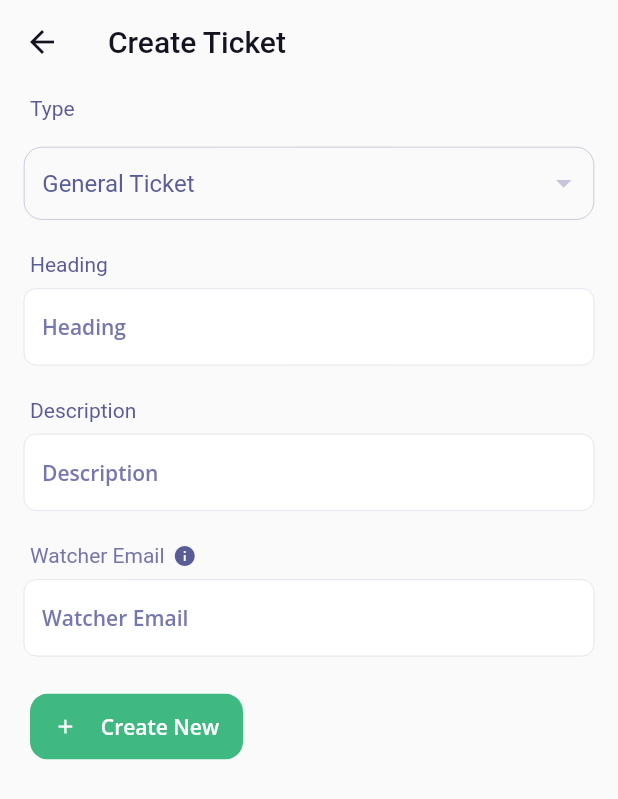
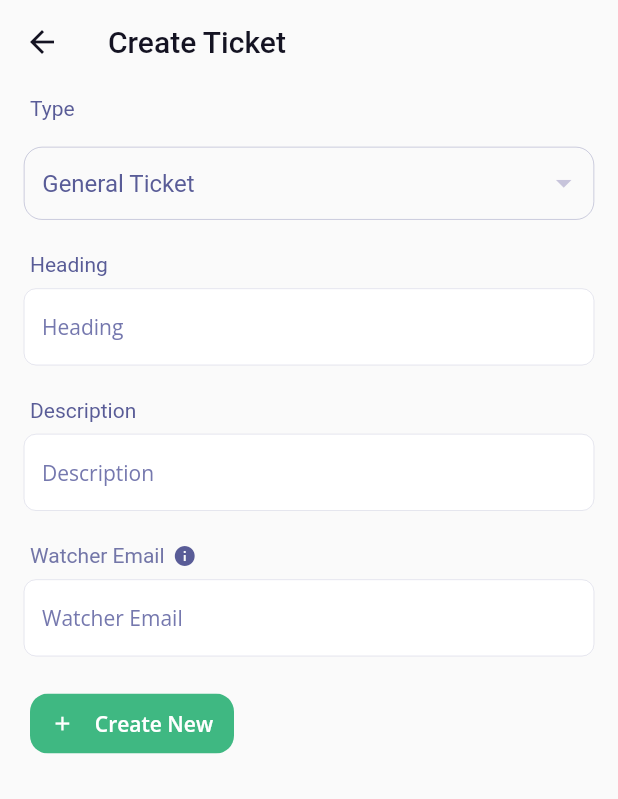
Before and after one commit to Root-vb/Squareboat-Service-Desk-App, a Flutter app: the CreateTicketView screen opened by its route, on a phone screen of 412 x 824 dp. Shown: the top 799 px of the screen. Run offline on Flutter 3.47's test engine with Material 2 defaults, Android fonts, the phone set to English and light mode, and no system bars; our stand-ins replace cached_network_image, dio, flutter_spinkit, get, get_storage, google_sign_in and 2 more; accounts and stored records are empty; network calls fail; Roboto replaces fonts that are missing (poppins); statements that could not run were skipped.

Commit message:
sigin bug fixed

```diff
--- a/lib/app/app_controller.dart
+++ b/lib/app/app_controller.dart
@@ -22,6 +22,7 @@ class AppController extends BaseController<ConfigRepository> {
       title: "Session Expired!",
       text: 'Login Again to continue',
       icon: (Icons.logout),
+      isSecondryButtonVisible: true,
       action1: () => Get.back(),
       action2: logout,
       actionText1: "Cancel",
@@ -45,7 +46,7 @@ class AppController extends BaseController<ConfigRepository> {
       text: 'Login Again with your registered domain',
       icon: (Icons.logout),
       action1: () => Get.back(),
-      action2: logout,
+      action2: () => logout(),
       actionText1: "Cancel",
       actionText2: "Sign Out",
     ));
--- a/lib/app/modules/auth/login/views/auth_login_view.dart
+++ b/lib/app/modules/auth/login/views/auth_login_view.dart
@@ -1,5 +1,4 @@
 import 'package:flutter/material.dart';
-import 'package:flutter_svg/svg.dart';
 import 'package:get/get.dart';
 import 'package:starter/app/modules/auth/login/controllers/auth_login_controller.dart';
 import 'package:starter/app/theme/styles.dart';
@@ -65,9 +64,9 @@ class AuthLoginView extends GetView<AuthLoginController> {
         crossAxisAlignment: CrossAxisAlignment.center,
         children: [
           Padding(
-            padding: const EdgeInsets.only(left: 4, top: 4, bottom: 4),
+            padding: const EdgeInsets.only(left: 5, top: 4, bottom: 5),
             child: Container(
-              width: 48,
+              width: 38,
               height: 35,
               color: Colors.white,
               child: Padding(
--- a/lib/app/modules/create_ticket/views/create_ticket_view.dart
+++ b/lib/app/modules/create_ticket/views/create_ticket_view.dart
@@ -25,6 +25,7 @@ class CreateTicketView extends GetView<CreateTicketController> {
         padding: const EdgeInsets.symmetric(horizontal: 12),
         child: Obx(
           () => SingleChildScrollView(
+            keyboardDismissBehavior: ScrollViewKeyboardDismissBehavior.onDrag,
             scrollDirection: Axis.vertical,
             child: Column(
               crossAxisAlignment: CrossAxisAlignment.start,
--- a/lib/app/modules/home/views/home_view.dart
+++ b/lib/app/modules/home/views/home_view.dart
@@ -10,7 +10,9 @@ import '../controllers/home_controller.dart';
 class HomeView extends GetView<HomeController> {
   @override
   Widget build(BuildContext context) {
-    return Scaffold(
+    return GestureDetector(
+      onTap: () => FocusManager.instance.primaryFocus?.unfocus(),
+      child: Scaffold(
         appBar: AppBar(
           backgroundColor: Colors.transparent,
           elevation: 0.0,
@@ -48,6 +50,7 @@ class HomeView extends GetView<HomeController> {
                   ),
                 )
               ],
+            ),
           ),
         ),
       ),
--- a/lib/app/modules/showcomments/views/showcomments_view.dart
+++ b/lib/app/modules/showcomments/views/showcomments_view.dart
@@ -17,7 +17,8 @@ class ShowcommentsView extends GetView<ShowcommentsController> {
           color: AppColors.primaryBlue,
         ),
       ),
-      body: Obx(
+      body: SingleChildScrollView(
+        child: Obx(
           () => Padding(
             padding: const EdgeInsets.symmetric(horizontal: 25),
             child: ListView.builder(
@@ -38,6 +39,7 @@ class ShowcommentsView extends GetView<ShowcommentsController> {
             ),
           ),
         ),
+      ),
     );
   }
 }
--- a/lib/app/modules/splash/views/splash_view.dart
+++ b/lib/app/modules/splash/views/splash_view.dart
@@ -1,7 +1,6 @@
 import 'package:flutter/material.dart';
 import 'package:get/get.dart';
 import 'package:starter/app/theme/app_colors.dart';
-import 'package:flutter_svg/flutter_svg.dart';
 
 import '../controllers/splash_controller.dart';
 
--- a/lib/app/modules/users/views/users_view.dart
+++ b/lib/app/modules/users/views/users_view.dart
@@ -56,6 +56,7 @@ class UsersView extends GetView<UsersController> {
                 ListView.builder(
                   shrinkWrap: true,
                   itemCount: controller.participantsList.length,
+                  physics: NeverScrollableScrollPhysics(),
                   itemBuilder: (context, index) {
                     return Obx(
                       () => CheckboxListTile(
--- a/lib/widgets/buttons/custom_button.dart
+++ b/lib/widgets/buttons/custom_button.dart
@@ -14,8 +14,8 @@ class CustomButton extends StatelessWidget {
       child: GestureDetector(
         onTap: onPressed,
         child: Container(
-          height: 44,
-          width: 142,
+          height: 40,
+          width: 136,
           decoration: BoxDecoration(
             color: AppColors.green,
             borderRadius: BorderRadius.circular(6),
--- a/lib/widgets/dialog/dialog_widget.dart
+++ b/lib/widgets/dialog/dialog_widget.dart
@@ -1,4 +1,5 @@
 import 'package:flutter/material.dart';
+import 'package:get/get_connect/http/src/utils/utils.dart';
 import 'package:starter/app/theme/app_colors.dart';
 import 'package:starter/app/theme/styles.dart';
 
@@ -8,6 +9,7 @@ class DialogWidget extends StatelessWidget {
   final IconData icon;
   final VoidCallback action1;
   final VoidCallback action2;
+  final bool isSecondryButtonVisible;
 
   final String actionText1;
   final String actionText2;
@@ -21,6 +23,7 @@ class DialogWidget extends StatelessWidget {
     required this.action2,
     required this.actionText1,
     required this.actionText2,
+    this.isSecondryButtonVisible = false,
     this.isTextCentreAligned = false,
   });
   @override
@@ -53,7 +56,8 @@ class DialogWidget extends StatelessWidget {
             Row(
               mainAxisAlignment: MainAxisAlignment.end,
               children: [
-                TextButton(onPressed: action1, child: Text(actionText1)),
+                if (isSecondryButtonVisible)
+                  TextButton(onPressed: action1, child: Text(actionText1)),
                 TextButton(onPressed: action2, child: Text(actionText2)),
               ],
             )
--- a/lib/widgets/text_field/custom_text_field.dart
+++ b/lib/widgets/text_field/custom_text_field.dart
@@ -3,6 +3,7 @@ import 'package:get/get.dart';
 import 'package:starter/app/theme/app_colors.dart';
 import 'package:starter/app/theme/styles.dart';
 import 'package:starter/utils/helper/text_field_wrapper.dart';
+import 'package:starter/widgets/upper_case_formatter.dart';
 
 class CustomTextField extends StatelessWidget {
   final String hintText;
@@ -11,6 +12,7 @@ class CustomTextField extends StatelessWidget {
   final TextInputType inputType;
   final TextFieldWrapper wrapper;
   final bool isEnabled;
+  Function()? onSubmitted;
 
   CustomTextField({
     required this.wrapper,
@@ -19,6 +21,7 @@ class CustomTextField extends StatelessWidget {
     this.maxLength,
     this.inputType = TextInputType.text,
     this.isEnabled = true,
+    this.onSubmitted,
   });
 
   @override
@@ -26,9 +29,11 @@ class CustomTextField extends StatelessWidget {
     return Obx(
       () => TextField(
         controller: wrapper.controller,
-        style: Styles.tsPrimaryColorSemiBold14,
+        style: Styles.tsPrimaryColorRegular14,
         maxLength: maxLength,
         keyboardType: inputType,
+        inputFormatters: [UpperCaseTextFormatter()],
+        onSubmitted: (_) => onSubmitted,
         enabled: isEnabled,
         decoration: InputDecoration(
           errorText: wrapper.errorText.isEmpty ? null : wrapper.errorText,
--- /dev/null
+++ b/lib/widgets/upper_case_formatter.dart
@@ -0,0 +1,13 @@
+import 'package:flutter/services.dart';
+import 'package:get/get_utils/src/extensions/string_extensions.dart';
+
+class UpperCaseTextFormatter extends TextInputFormatter {
+  @override
+  TextEditingValue formatEditUpdate(
+      TextEditingValue oldValue, TextEditingValue newValue) {
+    return TextEditingValue(
+      text: newValue.text.capitalizeFirst ?? "",
+      selection: newValue.selection,
+    );
+  }
+}
```
Also changed, not shown: lib/app/modules/auth/login/controllers/auth_login_controller.dart (+18 -0 lines), lib/app/modules/ticket/controllers/ticket_controller.dart (+9 -2 lines), lib/app/modules/ticket/views/ticket_view.dart (+45 -16 lines), lib/utils/helper/exception_handler.dart (+1 -8 lines), 1 other file. Lines whose indentation alone changed are shown as unchanged.
